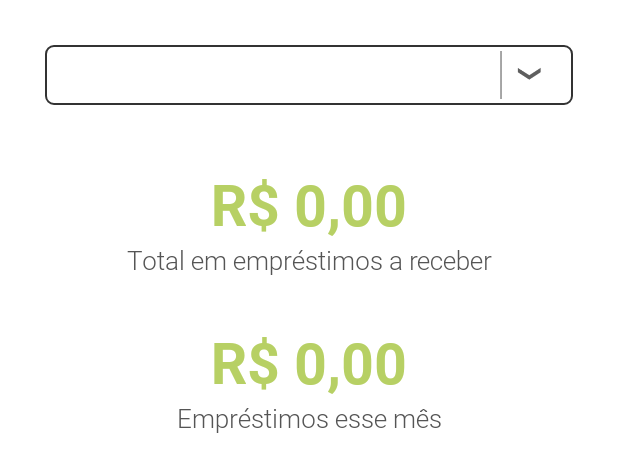
After one commit to BrenoLopesz/Agiotage, an Android app: the layout individual_infos.xml on its own in the app's theme, with its tools: preview values and no code run, on a phone screen of 412 x 824 dp. The commit adds this screen. Shown: the top 472 px of the screen. Run offline under Robolectric (Android 15) with nearby library versions, the phone set to English and light mode, and no system bars.

Commit message:
Função de relatório finalizada.

```diff
--- a/app/src/main/java/com/brenolopes/agiotage/ChartData.java
+++ b/app/src/main/java/com/brenolopes/agiotage/ChartData.java
@@ -4,6 +4,7 @@ import java.util.Calendar;
 import java.util.Date;
 
 public class ChartData {
+    private static ChartMode mode = ChartMode.YEAR;
     private static String[] meses = new String[] { "Janeiro", "Fevereiro", "Março",
             "Abril", "Maio", "Junho",
             "Julho", "Agosto", "Setembro",
@@ -93,4 +94,8 @@ public class ChartData {
 
         return null;
     }
+
+    public static ChartMode getMode() { return mode; }
+
+    public static void setMode(ChartMode _mode) { mode = _mode; }
 }
--- a/app/src/main/java/com/brenolopes/agiotage/DebtorsInfo.java
+++ b/app/src/main/java/com/brenolopes/agiotage/DebtorsInfo.java
@@ -1,6 +1,9 @@
 package com.brenolopes.agiotage;
 
+import android.util.Log;
+
 import java.text.DecimalFormat;
+import java.util.Date;
 
 public class DebtorsInfo {
     private final Debtor[] debtors;
@@ -8,6 +11,8 @@ public class DebtorsInfo {
     public DebtorsInfo(Debtor[] _debtors) {
         this.debtors = _debtors;
     }
+
+    // TODO: Corrigir bug de Debtor continuar existindo após deletar todos os Debts
 
     public String getInfo(InfoType infoType) {
         switch(infoType) {
--- /dev/null
+++ b/app/src/main/java/com/brenolopes/agiotage/ReportMode.java
@@ -0,0 +1,5 @@
+package com.brenolopes.agiotage;
+
+public enum ReportMode {
+    GENERAL, INDIVIDUAL
+}
--- /dev/null
+++ b/app/src/main/res/drawable/spinner_background.xml
@@ -0,0 +1,7 @@
+<shape xmlns:android="http://schemas.android.com/apk/res/android">
+    <solid android:color="@android:color/transparent" />
+    <corners android:radius="5dp" />
+    <stroke
+        android:width="1dp"
+        android:color="#333" />
+</shape>
--- /dev/null
+++ b/app/src/main/res/layout/individual_infos.xml
@@ -0,0 +1,74 @@
+<?xml version="1.0" encoding="utf-8"?>
+<LinearLayout xmlns:android="http://schemas.android.com/apk/res/android"
+    android:id="@+id/holder"
+    android:layout_width="match_parent"
+    android:layout_height="wrap_content"
+    android:orientation="vertical">
+
+    <RelativeLayout
+        android:layout_width="match_parent"
+        android:layout_height="0dp"
+        android:layout_marginLeft="30dp"
+        android:layout_marginTop="30dp"
+        android:layout_marginRight="30dp"
+        android:layout_marginBottom="0dp"
+        android:layout_weight=".28"
+        android:background="@drawable/spinner_background"
+        android:orientation="horizontal">
+
+        <Spinner
+            android:id="@+id/spinner"
+            android:layout_width="match_parent"
+            android:layout_height="40dp"
+            android:layout_centerVertical="true"
+            android:layout_gravity="center"
+            android:layout_marginLeft="5dp"
+            android:layout_marginRight="5dp"
+            android:background="@android:color/transparent"
+            android:gravity="center"
+            android:popupBackground="#eee"
+            android:spinnerMode="dropdown" />
+
+        <ImageView
+            android:layout_width="60dp"
+            android:layout_height="40dp"
+            android:layout_alignParentRight="true"
+            android:layout_centerVertical="true"
+            android:layout_gravity="center"
+            android:layout_marginRight="5dp"
+            android:src="@drawable/spinner" />
+
+    </RelativeLayout>
+
+    <TextView
+        android:id="@+id/loan_total"
+        style="@style/MoneyText"
+        android:layout_width="match_parent"
+        android:layout_height="wrap_content"
+        android:layout_marginTop="40dp"
+        android:text="@string/zero_money" />
+
+    <TextView
+        android:id="@+id/textView9"
+        style="@style/UnderMoneyText"
+        android:layout_width="match_parent"
+        android:layout_height="wrap_content"
+        android:text="Total em empréstimos a receber" />
+
+    <TextView
+        android:id="@+id/loans_this_month"
+        style="@style/MoneyText"
+        android:layout_width="match_parent"
+        android:layout_height="wrap_content"
+        android:layout_marginTop="30dp"
+        android:text="@string/zero_money" />
+
+    <TextView
+        android:id="@+id/textView11"
+        style="@style/UnderMoneyText"
+        android:layout_width="match_parent"
+        android:layout_height="wrap_content"
+        android:layout_marginBottom="30dp"
+        android:text="Empréstimos esse mês" />
+
+</LinearLayout>
--- a/app/src/main/res/values/colors.xml
+++ b/app/src/main/res/values/colors.xml
@@ -10,4 +10,6 @@
     <color name="unselected">#868686</color>
     <color name="green_line">#B7D064</color>
     <color name="invisible">#FFFFFF</color>
+    <color name="divider">#DDD</color>
+    <color name="spinner_text_color">#333</color>
 </resources>
```
Also changed, not shown: app/src/main/java/com/brenolopes/agiotage/ReportActivity.java (+105 -8 lines), app/src/main/java/com/brenolopes/agiotage/ReportData.java (added, +38 -0 lines), app/src/main/res/layout/activity_report.xml (+56 -98 lines), app/src/main/res/layout/general_infos.xml (added, +98 -0 lines), app/src/main/res/layout/spinner.xml (added, +11 -0 lines), app/src/main/res/drawable-v24/spinner.png (added).
